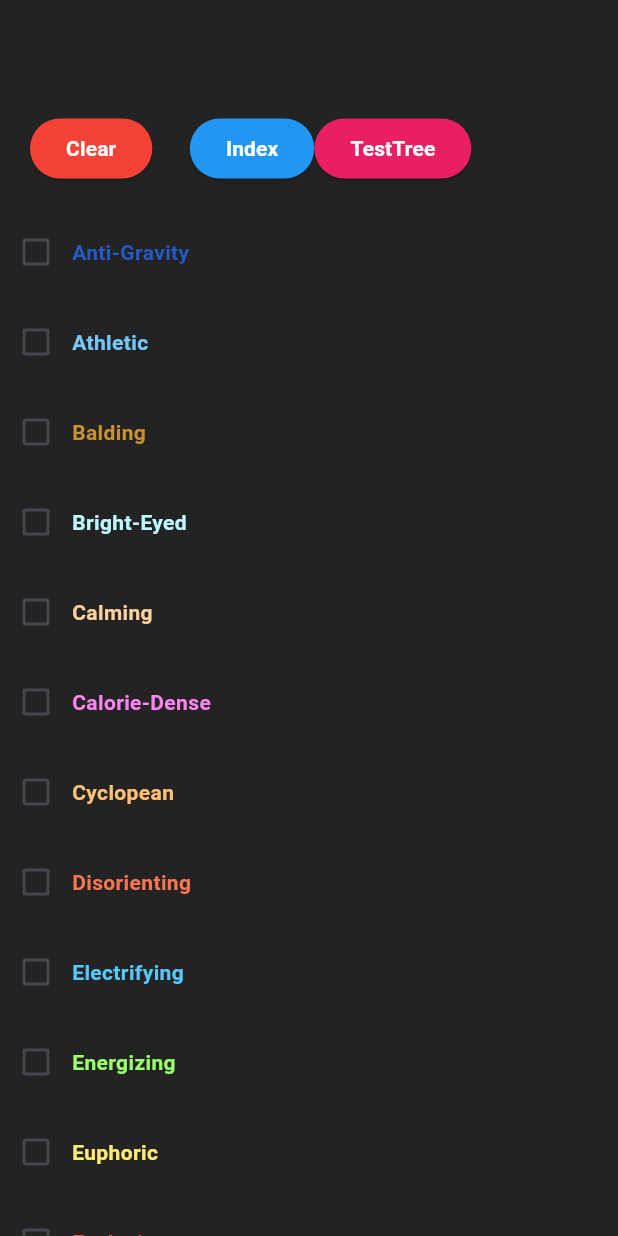
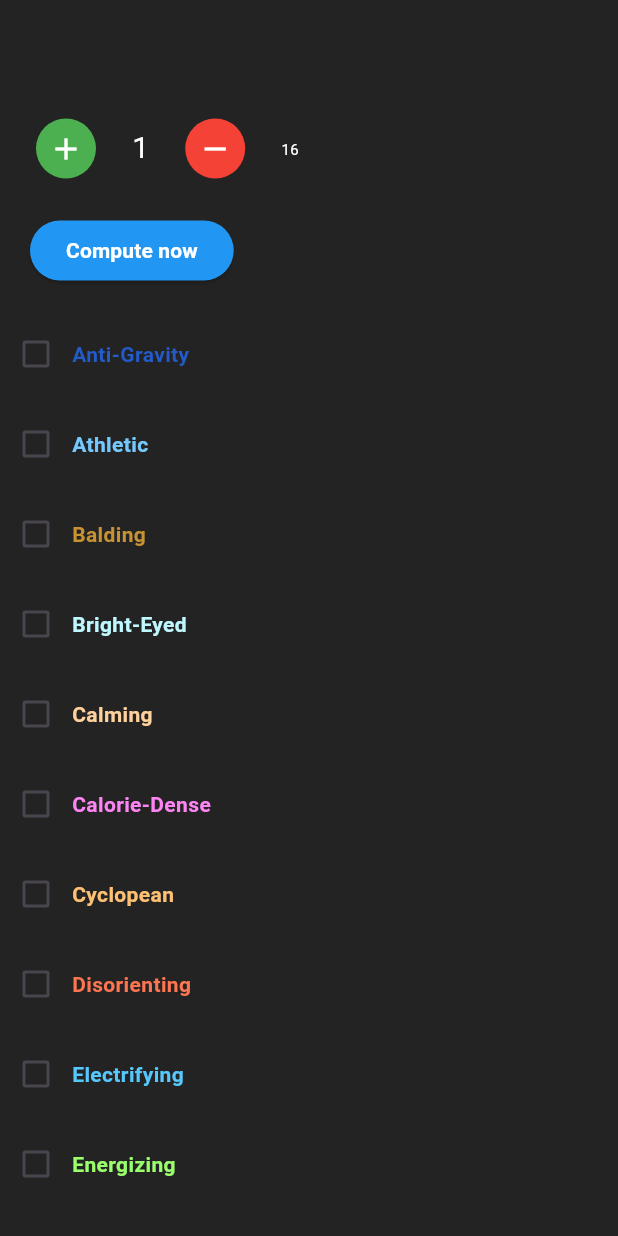
Before and after one commit to yakmaster1/schedule1_mixing, a Flutter app: the screen it shows after launch, on a phone screen of 412 x 824 dp. Run offline on Flutter 3.47's test engine with Material 3 defaults, Android fonts, the light colour scheme and no system bars.

Commit message:
minor changes

```diff
--- a/lib/main.dart
+++ b/lib/main.dart
@@ -1,3 +1,5 @@
+import 'dart:math';
+
 import 'package:flutter/material.dart';
 import 'package:provider/provider.dart';
 import 'package:schedule_mixer/drug.dart';
@@ -58,6 +60,21 @@ class MainApp extends StatefulWidget {
     );
   }
 
+  static String formatNumberWithDots(int number) {
+    final numStr = number.toString();
+    final buffer = StringBuffer();
+
+    for (int i = 0; i < numStr.length; i++) {
+      buffer.write(numStr[i]);
+      final remaining = numStr.length - i - 1;
+      if (remaining % 3 == 0 && remaining != 0) {
+        buffer.write('.');
+      }
+    }
+
+    return buffer.toString();
+  }
+
   static const Color backgroundColor = Color.fromARGB(255, 35, 35, 35);
 
   @override
@@ -87,38 +104,65 @@ class _MainAppState extends State<MainApp> {
         builder: (context, myProvider, child) => Scaffold(
           backgroundColor: MainApp.backgroundColor,
           body: Column(
+            crossAxisAlignment: CrossAxisAlignment.start,
             children: [
               Padding(
                 padding: const EdgeInsets.only(top: 75, left: 20, right: 20, bottom: 20),
                 child: Row(
                   children: [
-                    MainApp.button(
-                      () => myProvider.clearEffects(),
-                      "Clear",
-                      Colors.red
+                    IconButton(
+                      onPressed: () {
+                        myProvider.searchLayer(true);
+                      },
+                      icon: const Icon(Icons.add),
+                      color: Colors.white,
+                      style: const ButtonStyle(
+                        backgroundColor: WidgetStatePropertyAll<Color>(Colors.green)
+                      ),
                     ),
                     Padding(
-                      padding: const EdgeInsets.only(left: 25),
-                      child: MainApp.button(
-                        () {
-                          Navigator.of(context).push(
-                            MaterialPageRoute(builder: (context) => const MixPage()),
-                          );
-                        },
-                        "Index",
-                        Colors.blue
+                      padding: const EdgeInsets.symmetric(horizontal: 20),
+                      child: Text(
+                        myProvider.searchLayers.toString(),
+                        style: TextStyle(
+                          color: (myProvider.searchLayers < 8) ? Colors.white : Colors.red,
+                          fontSize: 20
+                        ),
                       ),
                     ),
-                    MainApp.button(
-                      () {
-                        DrugTree.getTreeLayer(root, 0);
-                        DrugTree.getTreeLayer(root, 1);
-                        DrugTree.getTreeLayer(root, 2);
+                    IconButton(
+                      onPressed: () {
+                        myProvider.searchLayer(false);
                       },
-                      "TestTree",
-                      Colors.pink
+                      icon: const Icon(Icons.remove),
+                      color: Colors.white,
+                      style: const ButtonStyle(
+                        backgroundColor: WidgetStatePropertyAll<Color>(Colors.red)
+                      ),
+                    ),
+                    Padding(
+                      padding: const EdgeInsets.symmetric(horizontal: 20),
+                      child: Text(
+                        MainApp.formatNumberWithDots(pow(16, myProvider.searchLayers).toInt()),
+                        style: const TextStyle(
+                          color: Colors.white,
+                          fontSize: 10
+                        ),
+                      ),
                     ),
                   ],
+                ),
+              ),
+              Padding(
+                padding: const EdgeInsets.only(left: 20, bottom: 20),
+                child: MainApp.button(
+                  () {
+                    Navigator.of(context).push(
+                      MaterialPageRoute(builder: (context) => MixPage(myProvider: myProvider))
+                    );
+                  },
+                  "Compute now",
+                  Colors.blue
                 ),
               ),
               Expanded(
--- a/lib/my_provider.dart
+++ b/lib/my_provider.dart
@@ -1,9 +1,26 @@
 import 'package:flutter/material.dart';
+import 'package:schedule_mixer/drug.dart';
 import 'package:schedule_mixer/drug_effect.dart';
 
 class MyProvider extends ChangeNotifier {
   final List<DrugEffect> _selectedEffects = [];
   List<DrugEffect> get selectedEffects => _selectedEffects;
+
+  int _searchLayers = 1;
+  int get searchLayers => _searchLayers;
+
+  final List<MixedDrug> _searchResults = [];
+  List<MixedDrug> get searchResults => _searchResults;
+
+  void searchLayer(bool mode) {
+    if(!mode && _searchLayers > 1) {
+      _searchLayers -= 1;
+      notifyListeners();
+    } else if (mode && _searchLayers < 8) {
+      _searchLayers += 1;
+      notifyListeners();
+    }
+  }
 
   void addEffect(DrugEffect effect) {
     selectedEffects.contains(effect) ? selectedEffects.remove(effect) : selectedEffects.add(effect);
```
Also changed, not shown: lib/mix_page.dart (+49 -22 lines), lib/tree_structure.dart (+33 -23 lines).
